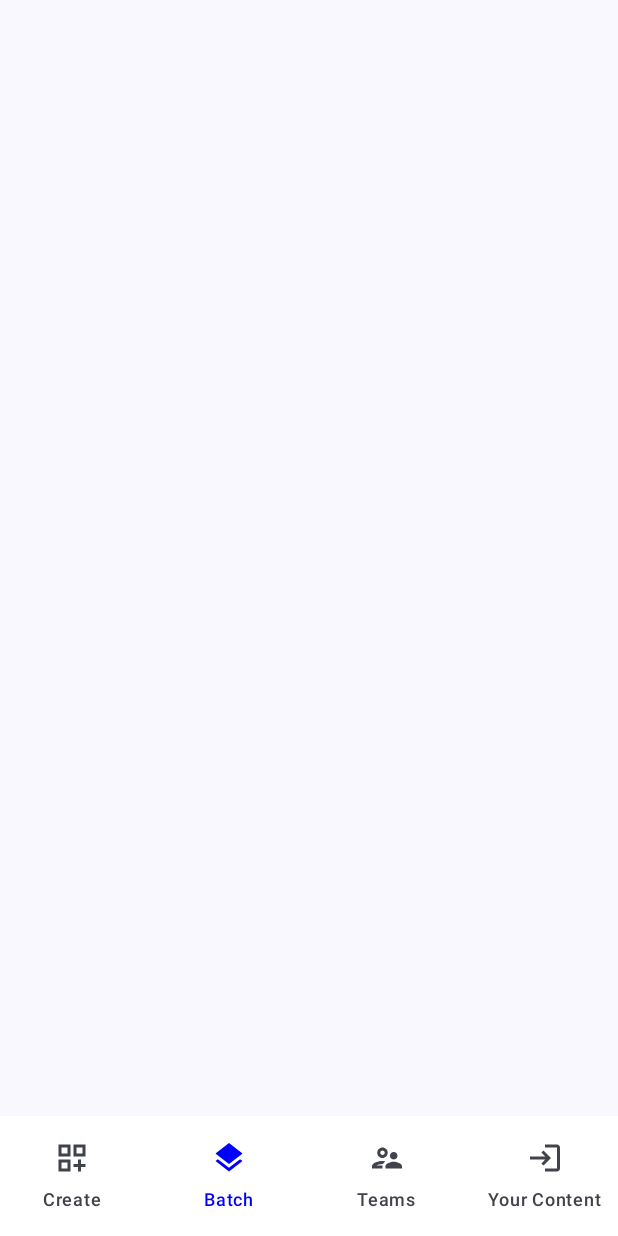
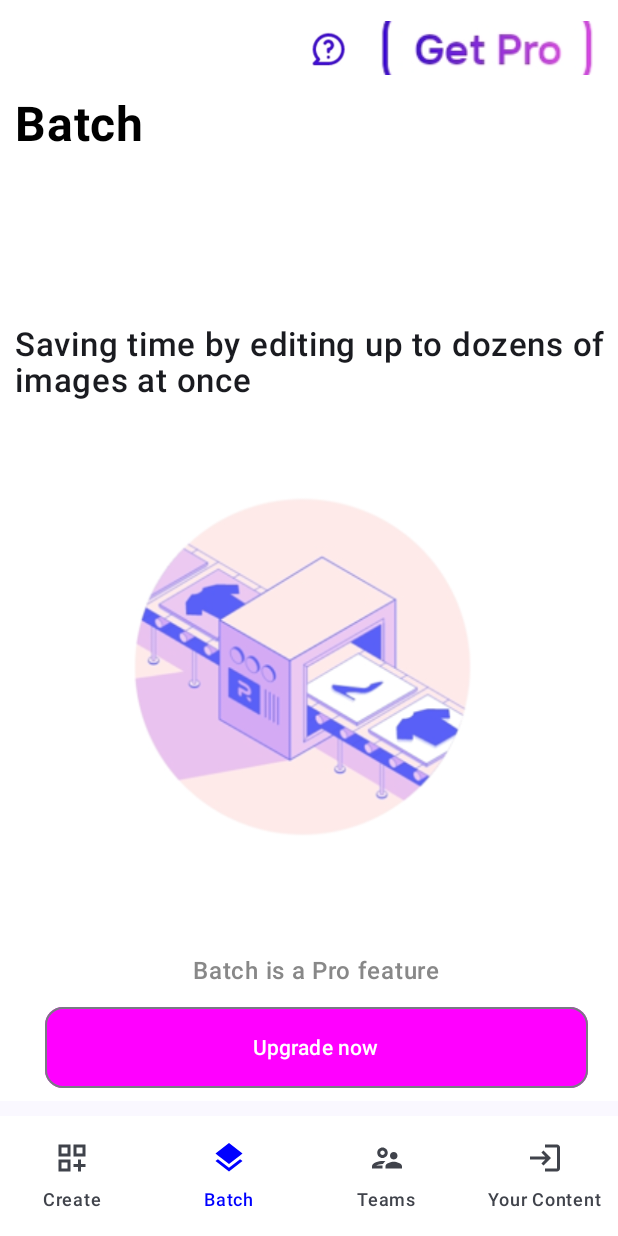
Before and after one commit to ZohaibKhanDev/Background-Remover, an Android app built with Jetpack Compose: the BatchScreen screen opened through its navigation route, on a phone screen of 412 x 824 dp. Run offline under Robolectric (Android 15) with nearby library versions, the phone set to English and light mode, and no system bars; libraries missing offline, so code that uses them is left out: dev.eren.removebg; 1 statement that could not run was skipped.

Commit message:
Batch Screen Add

```diff
--- a/app/src/main/java/com/example/backgroundremover_changebg/presentation/ui/screens/BatchScreen.kt
+++ b/app/src/main/java/com/example/backgroundremover_changebg/presentation/ui/screens/BatchScreen.kt
@@ -1,10 +1,146 @@
 package com.example.backgroundremover_changebg.presentation.ui.screens
 
+import android.widget.Space
+import androidx.compose.foundation.Image
+import androidx.compose.foundation.background
+import androidx.compose.foundation.layout.Arrangement
+import androidx.compose.foundation.layout.Column
+import androidx.compose.foundation.layout.Spacer
+import androidx.compose.foundation.layout.fillMaxSize
+import androidx.compose.foundation.layout.fillMaxWidth
+import androidx.compose.foundation.layout.height
+import androidx.compose.foundation.layout.padding
+import androidx.compose.foundation.layout.size
+import androidx.compose.foundation.layout.width
+import androidx.compose.foundation.layout.wrapContentWidth
+import androidx.compose.foundation.lazy.LazyColumn
+import androidx.compose.foundation.shape.RoundedCornerShape
+import androidx.compose.material3.Button
+import androidx.compose.material3.ButtonDefaults
+import androidx.compose.material3.ExperimentalMaterial3Api
+import androidx.compose.material3.OutlinedButton
+import androidx.compose.material3.Scaffold
+import androidx.compose.material3.Text
+import androidx.compose.material3.TopAppBar
+import androidx.compose.material3.TopAppBarDefaults
 import androidx.compose.runtime.Composable
+import androidx.compose.ui.Alignment
 import androidx.compose.ui.Modifier
+import androidx.compose.ui.graphics.Color
+import androidx.compose.ui.layout.ContentScale
+import androidx.compose.ui.res.painterResource
+import androidx.compose.ui.text.font.FontWeight
+import androidx.compose.ui.unit.dp
+import androidx.compose.ui.unit.sp
 import androidx.navigation.NavController
+import com.example.backgroundremover_changebg.R
 
+@OptIn(ExperimentalMaterial3Api::class)
 @Composable
 fun BatchScreen(navController: NavController) {
+    Scaffold(topBar = {
+        TopAppBar(title = { }, actions = {
+            Image(
+                painter = painterResource(id = R.drawable.questionmark),
+                contentDescription = "",
+                contentScale = ContentScale.Crop,
+                modifier = Modifier.size(26.dp)
+            )
+            Spacer(modifier = Modifier.width(14.dp))
+            Image(
+                painter = painterResource(id = R.drawable.getpro),
+                contentDescription = "",
+                contentScale = ContentScale.Crop,
+                modifier = Modifier
+                    .wrapContentWidth()
+                    .height(36.dp)
+            )
+        }, colors = TopAppBarDefaults.topAppBarColors(containerColor = Color.White)
+        )
+    }) { paddingValues ->
+        LazyColumn(
+            modifier = Modifier
+                .fillMaxSize()
+                .padding(top = paddingValues.calculateTopPadding(), bottom = 90.dp)
+                .background(Color.White),
+            verticalArrangement = Arrangement.spacedBy(22.dp),
+            horizontalAlignment = Alignment.CenterHorizontally
+        ) {
+            item {
+                Column(
+                    modifier = Modifier
+                        .fillMaxWidth()
+                        .background(Color.White)
+                        .padding(start = 10.dp),
+                    horizontalAlignment = Alignment.Start,
+                    verticalArrangement = Arrangement.spacedBy(12.dp)
+                ) {
+                    Text(
+                        text = "Batch",
+                        color = Color.Black,
+                        fontSize = 32.sp,
+                        fontWeight = FontWeight.Bold,
+                        modifier = Modifier.align(Alignment.Start)
+                    )
 
+                    Spacer(modifier = Modifier.height(50.dp))
+                    Text(
+                        text = "Saving time by editing up to dozens of images at once",
+                        modifier = Modifier
+                            .padding(top = 40.dp)
+                            .align(Alignment.CenterHorizontally),
+                        fontSize = 22.sp,
+                        fontWeight = FontWeight.SemiBold
+                    )
+
+
+                    Spacer(modifier = Modifier.height(30.dp))
+
+                    Image(
+                        painter = painterResource(id = R.drawable.batchscreen),
+                        contentDescription = "",
+                        contentScale = ContentScale.Crop,
+                        alignment = Alignment.Center,
+                        modifier = Modifier
+                            .size(250.dp)
+                            .align(Alignment.CenterHorizontally)
+                    )
+
+                    Spacer(modifier = Modifier.height(40.dp))
+
+                    Text(
+                        text = "Batch is a Pro feature",
+                        color = Color.Gray,
+                        fontWeight = FontWeight.Medium,
+                        modifier = Modifier.align(Alignment.CenterHorizontally)
+                    )
+
+                    OutlinedButton(
+                        onClick = { /*TODO*/ },
+                        modifier = Modifier
+                            .fillMaxWidth()
+                            .padding(start = 20.dp, end = 20.dp)
+                            .height(54.dp),
+                        colors = ButtonDefaults.buttonColors(containerColor = Color.Magenta),
+                        shape = RoundedCornerShape(12.dp)
+                    ) {
+                        Text(text = "Upgrade now", color = Color.White)
+                    }
+
+                    Button(
+                        onClick = { /*TODO*/ },
+                        modifier = Modifier
+                            .fillMaxWidth()
+                            .padding(start = 20.dp, end = 20.dp)
+                            .height(54.dp),
+                        colors = ButtonDefaults.buttonColors(containerColor = Color.Blue),
+                        shape = RoundedCornerShape(12.dp)
+                    ) {
+                        Text(text = "Start new Batch", color = Color.White)
+                    }
+
+                }
+            }
+        }
+    }
 }
```
Also changed, not shown: app/src/main/res/drawable/batchscreen.png (added).
